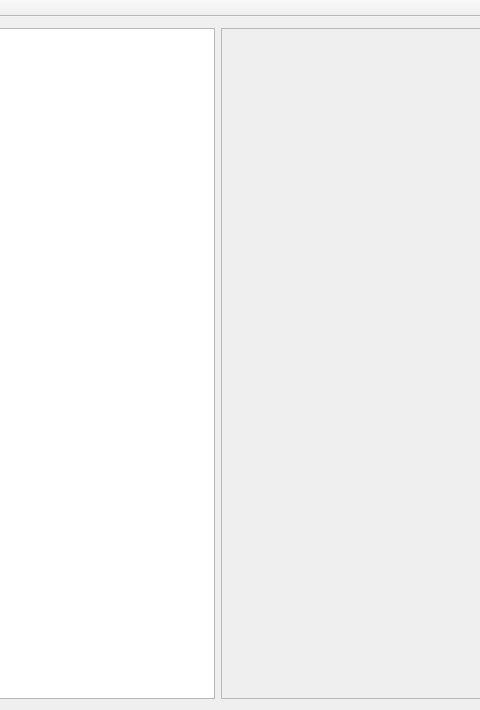
Qt form mainwindow.ui (irsural/splines) before a commit; both pictures show x 140 to 620 and y 0 to 710 of the 884 by 710 pixel window.
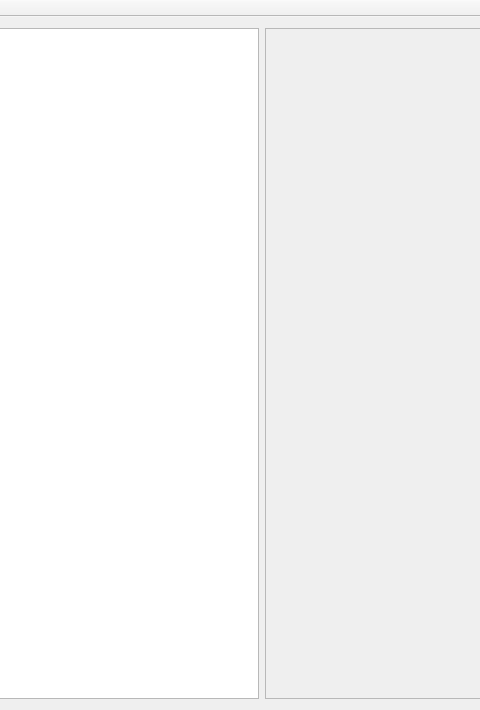
The same form after that commit. Custom widgets are drawn as their Qt base class.

```diff
--- a/mainwindow.ui
+++ b/mainwindow.ui
@@ -44,13 +44,13 @@
        <widget class="QScrollArea" name="scrollArea">
         <property name="minimumSize">
          <size>
-          <width>0</width>
+          <width>300</width>
           <height>0</height>
          </size>
         </property>
         <property name="maximumSize">
          <size>
-          <width>350</width>
+          <width>300</width>
           <height>16777215</height>
          </size>
         </property>
@@ -62,7 +62,7 @@
           <rect>
            <x>0</x>
            <y>0</y>
-           <width>343</width>
+           <width>298</width>
            <height>655</height>
           </rect>
          </property>
```
